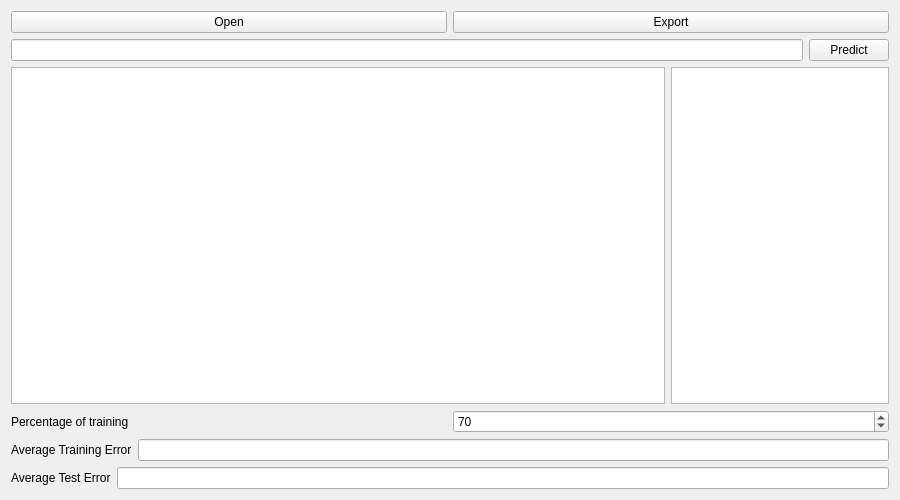
maks-bond/Prediction, file presenter.ui: the form before one commit.
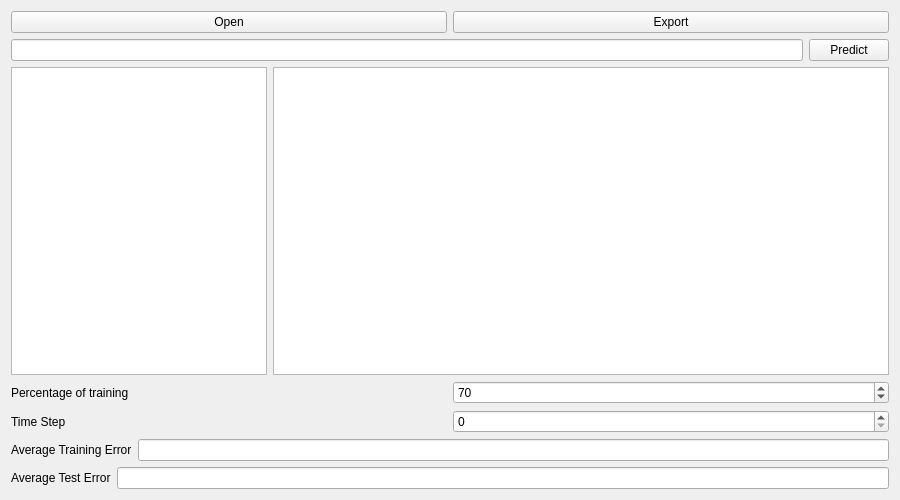
The form after the commit.

What changed in the file:
```diff
--- a/presenter.ui
+++ b/presenter.ui
@@ -13,7 +13,7 @@
   <property name="windowTitle">
    <string>Form</string>
   </property>
-  <layout class="QVBoxLayout" name="verticalLayout_2">
+  <layout class="QVBoxLayout" name="verticalLayout">
    <item>
     <layout class="QHBoxLayout" name="horizontalLayout_5">
      <item>
@@ -51,7 +51,7 @@
     </layout>
    </item>
    <item>
-    <layout class="QHBoxLayout" name="layoutTables" stretch="3,1">
+    <layout class="QHBoxLayout" name="layoutTables" stretch="0,1">
      <item>
       <widget class="QTableWidget" name="tableData"/>
      </item>
@@ -61,8 +61,6 @@
     </layout>
    </item>
    <item>
-    <layout class="QVBoxLayout" name="verticalLayout">
-     <item>
       <layout class="QHBoxLayout" name="horizontalLayout">
        <item>
         <widget class="QLabel" name="label">
@@ -89,6 +87,24 @@
        </item>
       </layout>
      </item>
+   <item>
+    <layout class="QHBoxLayout" name="horizontalLayout_6">
+     <item>
+      <widget class="QLabel" name="label_4">
+       <property name="text">
+        <string>Time Step</string>
+       </property>
+      </widget>
+     </item>
+     <item>
+      <widget class="QSpinBox" name="spinTimeStep">
+       <property name="maximum">
+        <number>10</number>
+       </property>
+      </widget>
+     </item>
+    </layout>
+   </item>
      <item>
       <layout class="QHBoxLayout" name="horizontalLayout_3">
        <item>
@@ -122,8 +138,6 @@
           <bool>true</bool>
          </property>
         </widget>
-       </item>
-      </layout>
      </item>
     </layout>
    </item>
```
Lines whose indentation alone changed are shown as unchanged.
